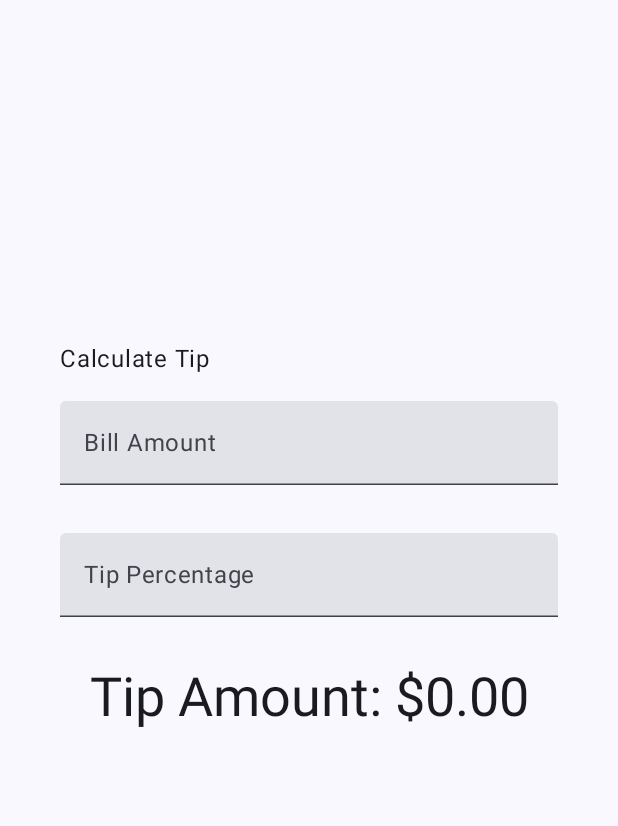
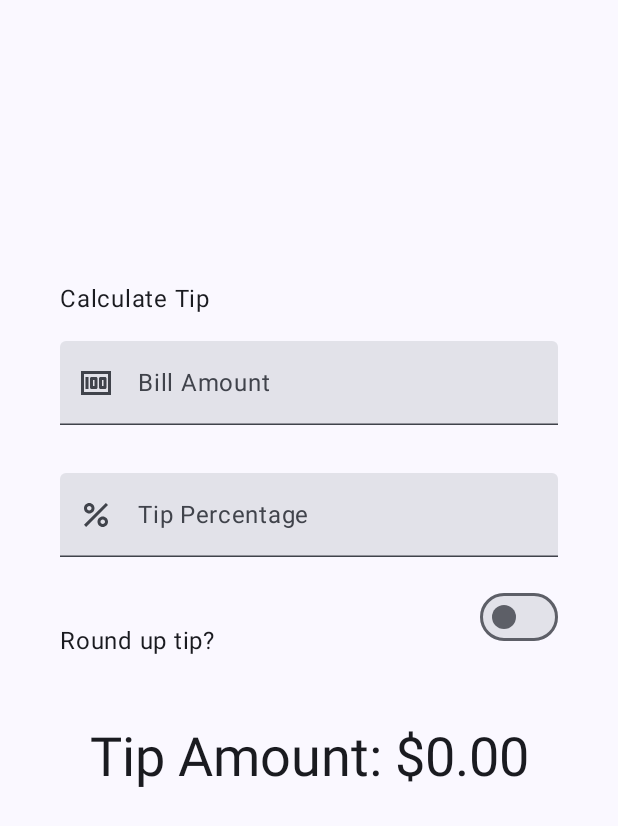
Before and after one commit to yannickablo/tipcalculator, an Android app built with Jetpack Compose: the screen it shows after launch (MainActivity), on a phone screen of 412 x 824 dp. Shown: the top 826 px of the screen. Run offline under Robolectric (Android 15) with nearby library versions, the phone set to English and light mode, and no system bars.

Commit message:
tipcalculatornew

```diff
--- a/app/src/main/java/com/example/tipcalculator/MainActivity.kt
+++ b/app/src/main/java/com/example/tipcalculator/MainActivity.kt
@@ -4,19 +4,27 @@ import android.os.Bundle
 import androidx.activity.ComponentActivity
 import androidx.activity.compose.setContent
 import androidx.activity.enableEdgeToEdge
+import androidx.annotation.DrawableRes
 import androidx.annotation.StringRes
 import androidx.compose.foundation.layout.Arrangement
 import androidx.compose.foundation.layout.Column
+import androidx.compose.foundation.layout.Row
 import androidx.compose.foundation.layout.Spacer
 import androidx.compose.foundation.layout.fillMaxSize
 import androidx.compose.foundation.layout.fillMaxWidth
 import androidx.compose.foundation.layout.height
 import androidx.compose.foundation.layout.padding
 import androidx.compose.foundation.layout.safeDrawingPadding
+import androidx.compose.foundation.layout.size
 import androidx.compose.foundation.layout.statusBarsPadding
+import androidx.compose.foundation.layout.wrapContentWidth
+import androidx.compose.foundation.rememberScrollState
 import androidx.compose.foundation.text.KeyboardOptions
+import androidx.compose.foundation.verticalScroll
+import androidx.compose.material3.Icon
 import androidx.compose.material3.MaterialTheme
 import androidx.compose.material3.Surface
+import androidx.compose.material3.Switch
 import androidx.compose.material3.Text
 import androidx.compose.material3.TextField
 import androidx.compose.runtime.Composable
@@ -26,6 +34,7 @@ import androidx.compose.runtime.remember
 import androidx.compose.runtime.setValue
 import androidx.compose.ui.Alignment
 import androidx.compose.ui.Modifier
+import androidx.compose.ui.res.painterResource
 import androidx.compose.ui.res.stringResource
 import androidx.compose.ui.text.input.ImeAction
 import androidx.compose.ui.text.input.KeyboardType
@@ -55,16 +64,18 @@ fun TipTimeLayout() {
     // declaration de la variable
     var amountInput by remember { mutableStateOf("") }
     var tipInput by remember { mutableStateOf("") }
+    var roundUp by remember { mutableStateOf(false) }
     //Appelez la fonction toDoubleOrNull sur la variable amountInput pour la convertir de String en Double
     val amount = amountInput.toDoubleOrNull() ?: 0.0
     val tipPercent=tipInput.toDoubleOrNull() ?: 0.0
     //calculons le tip
-    val tip = calculateTip(amount,tipPercent)
+    val tip = calculateTip(amount,tipPercent,roundUp)
 
     Column(
         modifier = Modifier
             .statusBarsPadding()
             .padding(horizontal = 40.dp)
+            .verticalScroll(rememberScrollState())
             .safeDrawingPadding(),
         horizontalAlignment = Alignment.CenterHorizontally,
         verticalArrangement = Arrangement.Center
@@ -82,6 +93,7 @@ fun TipTimeLayout() {
                 imeAction = ImeAction.Next),
             value = amountInput,
             onValueChange = { amountInput = it },
+            leadingIcon = R.drawable.money,
             modifier= Modifier.padding(bottom = 32.dp).fillMaxWidth())
 
         EditNumberField(
@@ -91,7 +103,14 @@ fun TipTimeLayout() {
                 imeAction = ImeAction.Done),
             value = tipInput,
             onValueChange = {tipInput=it },
+            leadingIcon = R.drawable.percent,
             modifier= Modifier.padding(bottom = 32.dp).fillMaxWidth())
+
+        RoundTheTipRow(
+                roundUp = roundUp,
+                onRoundUpChanged = { roundUp = it },
+                modifier = Modifier.padding(bottom = 32.dp)
+         )
 
         Text (
             text = stringResource(R.string.tip_amount, tip),
@@ -104,6 +123,7 @@ fun TipTimeLayout() {
 @Composable
 fun EditNumberField(
     @StringRes label: Int,
+    @DrawableRes leadingIcon: Int,
     keyboardOptions: KeyboardOptions,
     value: String,
     onValueChange: (String) -> Unit,
@@ -121,17 +141,51 @@ fun EditNumberField(
         singleLine = true,
         //Modifier l'apparence
         keyboardOptions =  keyboardOptions,
-        modifier = modifier
+        leadingIcon = { Icon(painter = painterResource(id = leadingIcon), null)},
+        modifier = modifier,
     )
 }
+@Composable
+fun RoundTheTipRow(
+    //declarration des variables
+    roundUp: Boolean,
+                   onRoundUpChanged: (Boolean) -> Unit,
+                   modifier: Modifier = Modifier)
+{
+    Row (
+         modifier = modifier
+             .fillMaxWidth()
+             .size(48.dp),
+        verticalAlignment = Alignment.CenterVertically
+    ) {Text(text = stringResource(R.string.round_up_tip))
+        Switch(
+            checked = roundUp,
+            onCheckedChange = onRoundUpChanged,
+            modifier = modifier
+            .fillMaxWidth()
+            .wrapContentWidth(Alignment.End)
+        )
+
+    }
+
+}
+
 
 /**
  * Calculates the tip based on the user input and format the tip amount
  * according to the local currency.
  * Example would be "$10.00".
  */
-private fun calculateTip(amount: Double, tipPercent: Double = 15.0): String {
-    val tip = tipPercent / 100 * amount
+private fun calculateTip(
+    amount: Double,
+    tipPercent: Double = 15.0,
+    roundUp: Boolean
+): String {
+    var tip = tipPercent / 100 * amount
+    if (roundUp) {
+         tip = kotlin.math.ceil(tip)
+         }
+
     return NumberFormat.getCurrencyInstance().format(tip)
 }
 
```
